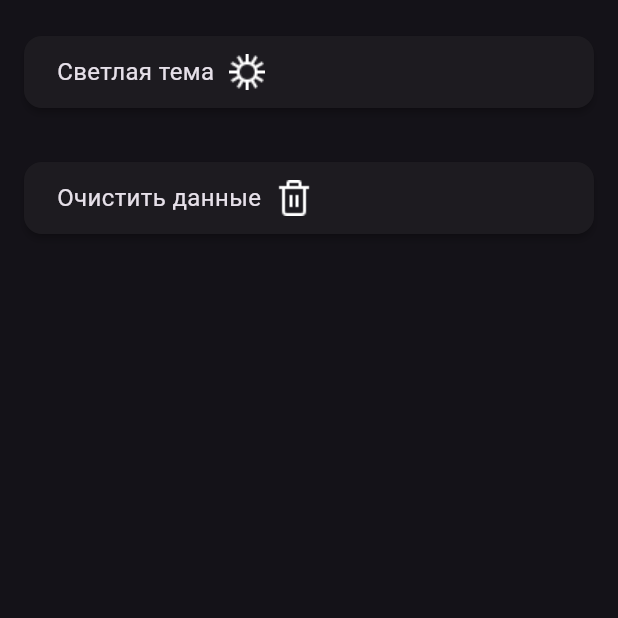
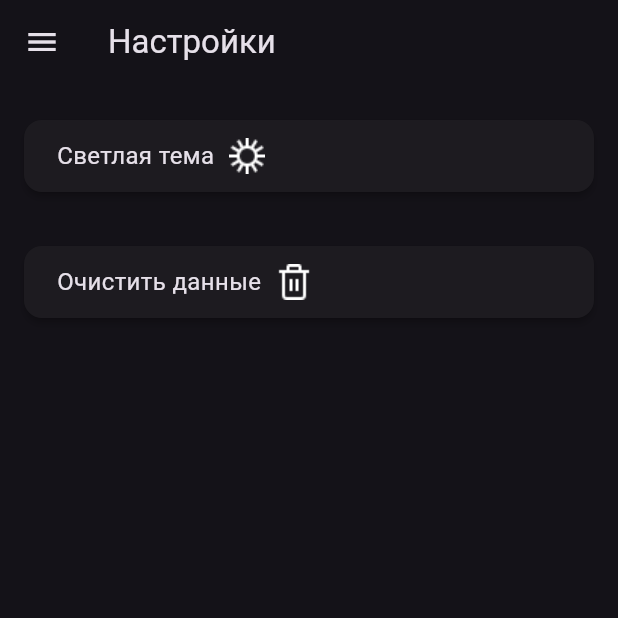
Before and after one commit to ialakey/srbguide, a Flutter app: the SettingsScreen screen opened directly, after a tap on "Темная тема", on a phone screen of 412 x 824 dp, the top half of it. Run offline on Flutter 3.47's test engine with Material 3 defaults, Android fonts, the phone set to English and light mode, and no system bars; our stand-ins replace flutter_markdown, open_file, photo_view, quickalert, share, shared_preferences and 1 more; missing offline and left inert: add_2_calendar, docx_template; accounts and stored records are empty.

Commit message:
fix app bar

```diff
--- a/lib/main.dart
+++ b/lib/main.dart
@@ -1,15 +1,9 @@
 import 'package:flutter/material.dart';
 import 'package:shared_preferences/shared_preferences.dart';
 import 'package:intl/date_symbol_data_local.dart';
-import 'package:srbguide/screens/map.dart';
+import 'package:srbguide/widget/app_bar.dart';
 
-import 'screens/author.dart';
 import 'screens/calculator.dart';
-import 'screens/serbia_guide.dart';
-import 'screens/settings.dart';
-import 'screens/tg_chats.dart';
-import 'screens/useful_links.dart';
-import 'screens/white_cardboard.dart';
 import 'widget/drawer.dart';
 import 'widget/themed_icon.dart';
 
@@ -39,21 +33,8 @@ class MainScreen extends StatefulWidget {
 }
 
 class _MainScreenState extends State<MainScreen> {
-
   final GlobalKey<ScaffoldState> _scaffoldKey = GlobalKey<ScaffoldState>();
   late ThemeMode _themeMode;
-  int _selectedNavItem = 0;
-
-  final List<String> _appBarTitles = [
-    'Калькулятор визарана',
-    'Создание белого картона',
-    'Карты',
-    'Гайд',
-    'Полезности',
-    'Телеграм чаты',
-    'Настройки',
-    'Автор',
-  ];
 
   @override
   void initState() {
@@ -72,57 +53,11 @@ class _MainScreenState extends State<MainScreen> {
   @override
   Widget build(BuildContext context) {
     return MaterialApp(
-      theme: ThemeData(
-        primaryColor: Colors.lightBlue,
-      ),
       darkTheme: ThemeData.dark(),
       themeMode: _themeMode,
       home: Scaffold(
-        key: _scaffoldKey,
-        appBar: AppBar(
-          title: Text(_appBarTitles[_selectedNavItem]),
-          leading: IconButton(
-            icon:
-            ThemedIcon(
-              lightIcon: 'assets/icons_24x24/burger-menu.png',
-              darkIcon: 'assets/icons_24x24/burger-menu.png',
-              size: 24.0,
-            ),
-            onPressed: () =>  _scaffoldKey.currentState?.openDrawer(),
-          ),
-        ),
-        drawer: DrawerScreen(
-          onNavItemTapped: (index) {
-            setState(() {
-              _selectedNavItem = index;
-            });
-          },
-        ),
-        body: _buildBody(),
+        body: VisaFreeCalculatorScreen(),
       ),
     );
   }
-
-  Widget _buildBody() {
-    switch (_selectedNavItem) {
-      case 0:
-        return VisaFreeCalculator();
-      case 1:
-        return CreateWhiteCardboard();
-      case 2:
-        return MapScreen();
-      case 3:
-        return SerbiaGuideScreen();
-      case 4:
-        return UsefulLinksScreen();
-      case 5:
-        return TgChatScreen();
-      case 6:
-        return SettingsScreen();
-      case 7:
-        return AuthorScreen();
-      default:
-        return VisaFreeCalculator();
-    }
-  }
 }
--- a/lib/screens/calculator.dart
+++ b/lib/screens/calculator.dart
@@ -5,14 +5,16 @@ import 'package:intl/intl.dart';
 import 'package:intl/date_symbol_data_local.dart';
 import 'package:quickalert/quickalert.dart';
 import 'package:shared_preferences/shared_preferences.dart';
+import 'package:srbguide/widget/app_bar.dart';
+import 'package:srbguide/widget/drawer.dart';
 import 'package:srbguide/widget/themed_icon.dart';
 
-class VisaFreeCalculator extends StatefulWidget {
+class VisaFreeCalculatorScreen extends StatefulWidget {
   @override
-  _VisaFreeCalculatorState createState() => _VisaFreeCalculatorState();
+  _VisaFreeCalculatorScreenState createState() => _VisaFreeCalculatorScreenState();
 }
 
-class _VisaFreeCalculatorState extends State<VisaFreeCalculator> {
+class _VisaFreeCalculatorScreenState extends State<VisaFreeCalculatorScreen> {
   final TextEditingController _entryDateController = TextEditingController();
   final int visaFreeDays = 29;
   int remainingDays = 29;
@@ -122,6 +124,11 @@ class _VisaFreeCalculatorState extends State<VisaFreeCalculator> {
       exitDateString = DateFormat('EEEE, d MMMM y г.', 'ru').format(exitDate!);
     }
     return Scaffold(
+      appBar:
+      CustomAppBar(
+        title: 'Калькулятор визарана',
+      ),
+      drawer: AppDrawer(),
       key: _scaffoldKey,
       body: Padding(
         padding: EdgeInsets.all(16.0),
--- a/lib/screens/serbia_guide.dart
+++ b/lib/screens/serbia_guide.dart
@@ -3,6 +3,7 @@ import 'package:flutter/services.dart' show rootBundle;
 import 'package:flutter_markdown/flutter_markdown.dart';
 import 'package:photo_view/photo_view.dart';
 import 'package:srbguide/widget/custom_search.dart';
+import 'package:srbguide/widget/drawer.dart';
 import 'package:url_launcher/url_launcher.dart';
 typedef ScrollToTextFunction = void Function(String text);
 
@@ -26,7 +27,7 @@ class _SerbiaGuideScreenState extends State<SerbiaGuideScreen> {
   }
 
   Future<void> _loadMarkdownFile() async {
-    String data = await rootBundle.loadString('assets/serbia-guide.md');
+    String data = await rootBundle.loadString('assets/serbia-guide-ru.md');
     setState(() {
       _markdownContent = data;
       _isLoading = false;
@@ -103,6 +104,7 @@ class _SerbiaGuideScreenState extends State<SerbiaGuideScreen> {
           ),
         ],
       ),
+      drawer: AppDrawer(),
       body: SingleChildScrollView(
         controller: _scrollController,
         child: Padding(
--- a/lib/screens/settings.dart
+++ b/lib/screens/settings.dart
@@ -2,6 +2,8 @@ import 'package:flutter/material.dart';
 import 'package:quickalert/quickalert.dart';
 import 'package:shared_preferences/shared_preferences.dart';
 import 'package:srbguide/main.dart';
+import 'package:srbguide/widget/app_bar.dart';
+import 'package:srbguide/widget/drawer.dart';
 import 'package:srbguide/widget/themed_icon.dart';
 
 class SettingsScreen extends StatefulWidget {
@@ -79,6 +81,11 @@ class _SettingsScreenState extends State<SettingsScreen> {
     String buttonText = _isDarkMode ? 'Светлая тема' : 'Темная тема';
 
     return Scaffold(
+      appBar:
+      CustomAppBar(
+        title: 'Настройки',
+      ),
+      drawer: AppDrawer(),
       body: _prefs == null
           ? Center(child: CircularProgressIndicator())
           : Padding(
--- /dev/null
+++ b/lib/widget/app_bar.dart
@@ -0,0 +1,20 @@
+import 'package:flutter/material.dart';
+
+class CustomAppBar extends StatelessWidget implements PreferredSizeWidget {
+  final String title;
+
+  const CustomAppBar({
+    Key? key,
+    required this.title,
+  }) : super(key: key);
+
+  @override
+  Widget build(BuildContext context) {
+    return AppBar(
+      title: Text(title),
+    );
+  }
+
+  @override
+  Size get preferredSize => Size.fromHeight(kToolbarHeight);
+}
```
Also changed, not shown: lib/screens/author.dart (+7 -0 lines), lib/screens/map.dart (+23 -16 lines), lib/screens/tg_chats.dart (+7 -0 lines), lib/screens/useful_links.dart (deleted, +0 -157 lines), lib/screens/white_cardboard.dart (+6 -4 lines), lib/widget/drawer.dart (+49 -42 lines), 2 other files.
